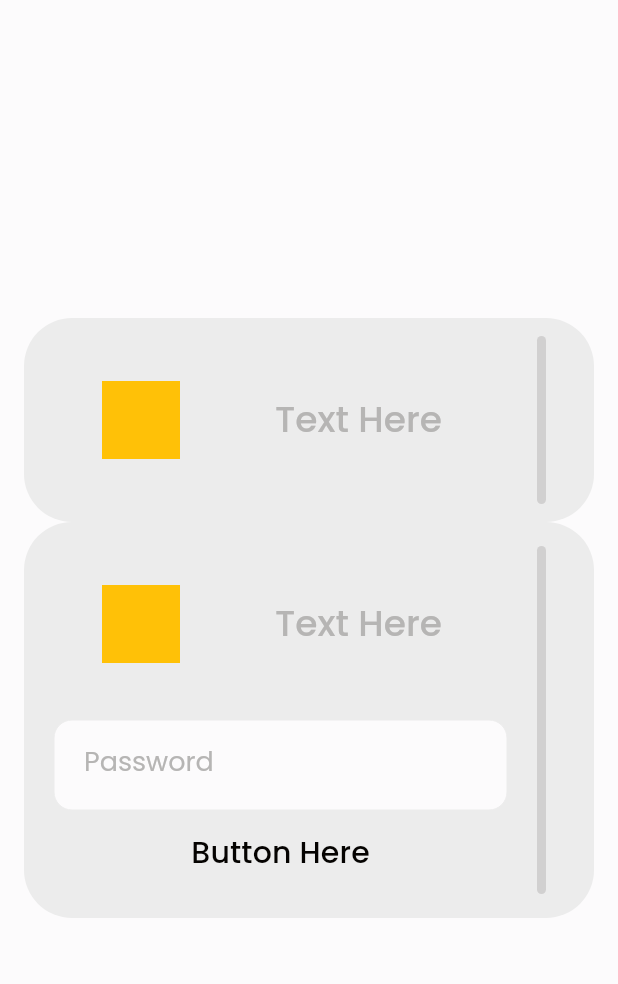
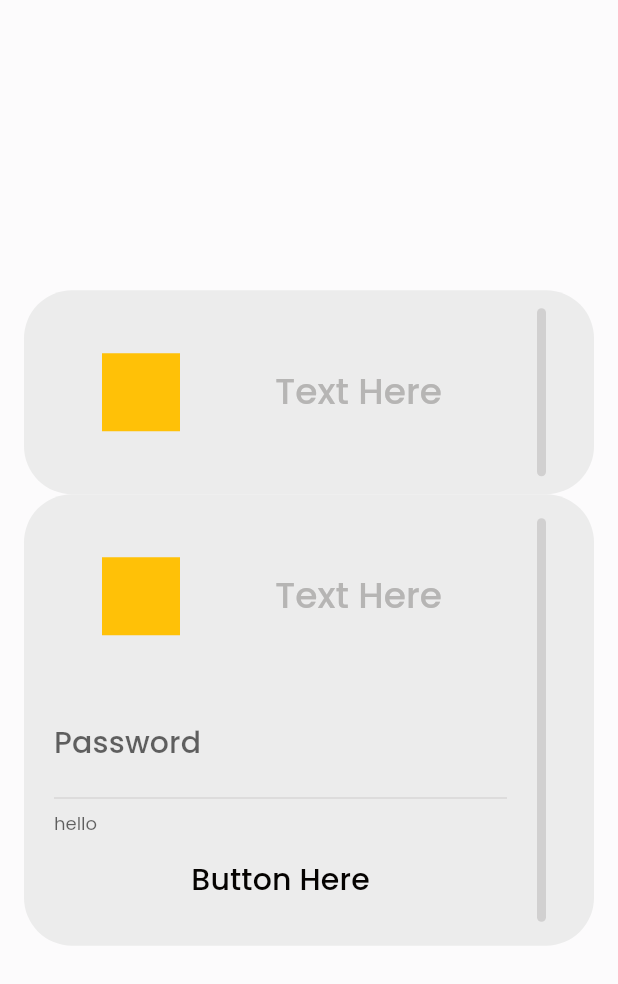
Before and after one commit to athiruj/communication_for_mobile_app_and_esp_module, a Flutter app: the screen it shows after launch, on a phone screen of 412 x 824 dp. Shown: the top 984 px of the screen. Run offline on Flutter 3.47's test engine with Material 2 defaults, Android fonts, the phone set to English and light mode, and no system bars.

Commit message:
InputDecorationTheme

```diff
--- a/lib/main.dart
+++ b/lib/main.dart
@@ -124,38 +124,7 @@ class MainApp extends StatelessWidget {
           // navigationBarTheme: navigationBarTheme,
           // navigationDrawerTheme: navigationDrawerTheme,
           // navigationRailTheme: navigationRailTheme,
-          outlinedButtonTheme: OutlinedButtonThemeData(
-              style: ButtonStyle(
-            // alignment: ,
-            // animationDuration: ,
-            // backgroundColor: ,
-            // elevation: ,
-            // enableFeedback: ,
-            // fixedSize: ,
-            // foregroundColor: ,
-            // iconColor: ,
-            // iconSize: ,
-            // maximumSize: ,
-            // minimumSize: ,
-            // mouseCursor: ,
-            // overlayColor: ,
-            padding: MaterialStateProperty.all(
-              const EdgeInsets.only(
-                left: 16,
-                right: 28,
-                top: 12,
-                bottom: 12,
-              ),
-            ),
-            // shadowColor: ,
-            // shape: ,
-            // side: ,
-            // splashFactory: ,
-            // surfaceTintColor: ,
-            // tapTargetSize: ,
-            // textStyle: ,
-            // visualDensity: ,
-          )),
+          // outlinedButtonTheme: outlinedButtonThemeData,
           // popupMenuTheme: popupMenuTheme,
           // progressIndicatorTheme: progressIndicatorTheme,
           // radioTheme: radioTheme,
@@ -175,7 +144,78 @@ class MainApp extends StatelessWidget {
           // applyElevationOverlayColor: applyElevationOverlayColor,
           // cupertinoOverrideTheme: cupertinoOverrideTheme,
           // extensions: extensions,
-          // inputDecorationTheme: inputDecorationTheme,
+          inputDecorationTheme: InputDecorationTheme(
+            // activeIndicatorBorder: ,
+            // alignLabelWithHint: ,
+            // border: ,
+            // constraints: ,
+            contentPadding: const EdgeInsets.symmetric(
+              horizontal: 20.0,
+              vertical: 16.0,
+            ),
+            // counterStyle: ,
+            disabledBorder: InputBorder.none,
+            enabledBorder: OutlineInputBorder(
+              borderRadius: BorderRadius.circular(12),
+              borderSide: const BorderSide(
+                color: Color(0xFF272727),
+                width: 0.0,
+              ),
+            ),
+            errorBorder: OutlineInputBorder(
+              borderRadius: BorderRadius.circular(12),
+              borderSide: const BorderSide(
+                color: Color(0xFFC51010),
+                width: 2.0,
+              ),
+            ),
+            // errorMaxLines: ,
+            errorStyle: const TextStyle(
+                fontSize: 14,
+                color: Color(0xFFC51010),
+                fontWeight: FontWeight.w400),
+
+            // floatingLabelAlignment: ,
+            // floatingLabelBehavior: ,
+            floatingLabelStyle: const TextStyle(
+                fontSize: 18,
+                color: Color(0xFFFCFBFC),
+                fontWeight: FontWeight.w500),
+            filled: true,
+            fillColor: const Color(0xFF050301),
+            // focusColor: ,
+            focusedBorder: OutlineInputBorder(
+              borderRadius: BorderRadius.circular(12),
+              borderSide: const BorderSide(
+                color: Color(0xFF9F9E9D),
+                width: 2.0,
+              ),
+            ),
+            focusedErrorBorder: OutlineInputBorder(
+              borderRadius: BorderRadius.circular(12),
+              borderSide: const BorderSide(
+                color: Color(0xFFC51010),
+                width: 2.0,
+              ),
+            ),
+            // helperMaxLines: ,
+            // helperStyle: ,
+            // hintStyle: ,
+            // hoverColor: ,
+            // iconColor: ,
+            // isCollapsed: ,
+            // isDense: ,
+            labelStyle: const TextStyle(
+              fontSize: 18,
+              color: Color(0xFF9F9E9D),
+              fontWeight: FontWeight.w400,
+            ),
+            // outlineBorder: ,
+            // prefixIconColor: ,
+            // prefixStyle: ,
+            // suffixIconColor: ,
+            // suffixStyle: ,
+          ),
           // materialTapTargetSize: materialTapTargetSize,
           // pageTransitionsTheme: pageTransitionsTheme,
           // platform: platform,
@@ -221,35 +261,43 @@ class MainApp extends StatelessWidget {
             titleMedium: TextStyle(
               fontSize: 24,
               color: Color(0xFFFCFBFC),
-                fontWeight: FontWeight.w500),
+              fontWeight: FontWeight.w500,
+            ),
             titleSmall: TextStyle(
               fontSize: 20,
               color: Color(0xFFFCFBFC),
-                fontWeight: FontWeight.w500),
+              fontWeight: FontWeight.w500,
+            ),
             bodyLarge: TextStyle(
               fontSize: 18,
               color: Color(0xFFFCFBFC),
-                fontWeight: FontWeight.w500),
+              fontWeight: FontWeight.w500,
+            ),
             bodyMedium: TextStyle(
               fontSize: 16,
               color: Color(0xFFFCFBFC),
-                fontWeight: FontWeight.w500),
+              fontWeight: FontWeight.w500,
+            ),
             bodySmall: TextStyle(
               fontSize: 14,
               color: Color(0xFFFCFBFC),
-                fontWeight: FontWeight.w500),
+              fontWeight: FontWeight.w500,
+            ),
             labelLarge: TextStyle(
               fontSize: 18,
               color: Color(0xFF9F9E9D),
-                fontWeight: FontWeight.w400),
+              fontWeight: FontWeight.w400,
+            ),
             labelMedium: TextStyle(
               fontSize: 16,
               color: Color(0xFF9F9E9D),
-                fontWeight: FontWeight.w400),
+              fontWeight: FontWeight.w400,
+            ),
             labelSmall: TextStyle(
               fontSize: 14,
               color: Color(0xFF9F9E9D),
-                fontWeight: FontWeight.w400),
+              fontWeight: FontWeight.w400,
+            ),
           ),
           // textTheme: TextTheme(),
           // typography: typography,
@@ -281,38 +329,7 @@ class MainApp extends StatelessWidget {
           // navigationBarTheme: navigationBarTheme,
           // navigationDrawerTheme: navigationDrawerTheme,
           // navigationRailTheme: navigationRailTheme,
-          // outlinedButtonTheme: OutlinedButtonThemeData(
-          //     style: ButtonStyle(
-          //   // alignment: ,
-          //   // animationDuration: ,
-          //   // backgroundColor: ,
-          //   // elevation: ,
-          //   // enableFeedback: ,
-          //   // fixedSize: ,
-          //   // foregroundColor: ,
-          //   // iconColor: ,
-          //   iconSize: const MaterialStatePropertyAll(56.0),
-          //   // maximumSize: ,
-          //   minimumSize: const MaterialStatePropertyAll(Size(324.0, 80.0)),
-          //   // mouseCursor: ,
-          //   // overlayColor: ,
-          //   padding: const MaterialStatePropertyAll(EdgeInsets.zero),
-          //   // shadowColor: ,
-          //   shape: MaterialStatePropertyAll(
-          //     RoundedRectangleBorder(
-          //       borderRadius: BorderRadius.circular(20),
-          //     ),
-          //   ),
-          //   side: const MaterialStatePropertyAll(BorderSide(
-          //     width: 4,
-          //     color: Color(0xFF272727),
-          //   )),
-          //   // splashFactory: ,
-          //   // surfaceTintColor: ,
-          //   // tapTargetSize: ,
-          //   // textStyle: ,
-          //   // visualDensity: ,
-          // )),
+          // outlinedButtonTheme: outlinedButtonTheme,
           // popupMenuTheme: popupMenuTheme,
           // progressIndicatorTheme: progressIndicatorTheme,
           // radioTheme: radioTheme,
@@ -331,98 +348,6 @@ class MainApp extends StatelessWidget {
         home: const LayoutBase());
   }
 }
-
-// class MyHomepage extends StatefulWidget {
-//   const MyHomepage({super.key,});
-
-//   @override
-//   State<MyHomepage> createState() => _MyHomepageState();
-// }
-
-// class _MyHomepageState extends State<MyHomepage> {
-//   @override
-//   Widget build(BuildContext context) {
-//     return Scaffold(
-//       body: Center(
-//         child: Expanded(
-//           child: Column(
-//             crossAxisAlignment: CrossAxisAlignment.center,
-//             mainAxisAlignment: MainAxisAlignment.center,
-//             children: [
-//               Container(
-//                 height: 50,
-//                 width: 50,
-//                 color: Theme.of(context).primaryColor,
-//               ),
-//               Container(
-//                 height: 50,
-//                 width: 50,
-//                 color: Theme.of(context).colorScheme.onPrimary,
-//               ),
-//               Container(
-//                 height: 50,
-//                 width: 50,
-//                 color: Theme.of(context).colorScheme.secondary,
-//               ),
-//               Container(
-//                 height: 50,
-//                 width: 50,
-//                 color: Theme.of(context).colorScheme.tertiary,
-//               ),
-//               Container(
-//                 height: 50,
-//                 width: 50,
-//                 color: Theme.of(context).colorScheme.surface,
-//               ),
-//               Container(
-//                 height: 50,
-//                 width: 50,
-//                 color: Theme.of(context).colorScheme.surfaceTint,
-//               ),
-//               Container(
-//                 height: 50,
-//                 width: 50,
-//                 color: Theme.of(context).colorScheme.onSurface,
-//               ),
-//               Text(
-//                 "Title Medium",
-//                 style: Theme.of(context).primaryTextTheme.titleMedium,
-//               ),
-//               Text(
-//                 "Title Small",
-//                 style: Theme.of(context).primaryTextTheme.titleSmall,
-//               ),
-//               Text(
-//                 "Body Large",
-//                 style: Theme.of(context).primaryTextTheme.bodyLarge,
-//               ),
-//               Text(
-//                 "Body Medium",
-//                 style: Theme.of(context).primaryTextTheme.bodyMedium,
-//               ),
-//               Text(
-//                 "Body Small",
-//                 style: Theme.of(context).primaryTextTheme.bodySmall,
-//               ),
-//               Text(
-//                 "Label Large",
-//                 style: Theme.of(context).primaryTextTheme.labelLarge,
-//               ),
-//               Text(
-//                 "Label Medium",
-//                 style: Theme.of(context).primaryTextTheme.labelMedium,
-//               ),
-//               Text(
-//                 "Label Small",
-//                 style: Theme.of(context).primaryTextTheme.labelSmall,
-//               ),
-//             ],
-//           ),
-//         ),
-//       ),
-//     );
-//   }
-// }
 
 class LayoutBase extends StatelessWidget {
   const LayoutBase({
@@ -485,7 +410,7 @@ class NormalBoxWithTextfield extends StatelessWidget {
       ),
       decoration: BoxDecoration(
         borderRadius: BorderRadius.circular(32),
-        color: Theme.of(context).colorScheme.surface,
+        color: colorScheme.surface,
       ),
       child: IntrinsicHeight(
         child: Row(
@@ -517,13 +442,8 @@ class NormalBoxWithTextfield extends StatelessWidget {
                               alignment: Alignment.center,
                               child: Text(
                                 text,
-                                style: Theme.of(context)
-                                    .primaryTextTheme
-                                    .titleMedium
-                                    ?.copyWith(
-                                      color: Theme.of(context)
-                                          .colorScheme
-                                          .onSurface,
+                                style: textTheme.titleMedium?.copyWith(
+                                  color: colorScheme.onSurface,
                                 ),
                               ),
                             ),
@@ -537,52 +457,9 @@ class NormalBoxWithTextfield extends StatelessWidget {
                     TextField(
                       // controller: textEditingController,
                       obscureText: true,
-                      decoration: InputDecoration(
-                        disabledBorder: InputBorder.none,
-                        contentPadding: const EdgeInsets.symmetric(
-                          horizontal: 20.0,
-                          vertical: 16.0,
-                        ),
-                        filled: true,
-                        fillColor: colorScheme.onPrimary,
-                        focusedBorder: OutlineInputBorder(
-                          borderRadius: BorderRadius.circular(12),
-                          borderSide: BorderSide(
-                            color: colorScheme.onSurface,
-                            width: 2.0,
-                          ),
-                        ),
-                        errorBorder: OutlineInputBorder(
-                          borderRadius: BorderRadius.circular(12),
-                          borderSide: BorderSide(
-                            color: colorScheme.error,
-                            width: 2.0,
-                          ),
-                        ),
-                        focusedErrorBorder: OutlineInputBorder(
-                          borderRadius: BorderRadius.circular(12),
-                          borderSide: BorderSide(
-                            color: colorScheme.error,
-                            width: 2.0,
-                          ),
-                        ),
-                        enabledBorder: OutlineInputBorder(
-                          borderRadius: BorderRadius.circular(12),
-                          borderSide: BorderSide(
-                            color: colorScheme.surface,
-                            width: 0.0,
-                          ),
-                        ),
-                        // errorText: "error",
-                        errorStyle: textTheme.labelSmall?.copyWith(
-                          color: colorScheme.error,
-                        ),
-                        // constraints: const BoxConstraints(
-                        //   minHeight: 89.0,
-                        // ),
+                      decoration: const InputDecoration(
+                        helperText: "hello",
                         labelText: "Password",
-                        labelStyle: textTheme.labelLarge,
-                        floatingLabelStyle: textTheme.bodyLarge,
                       ),
                       style: textTheme.titleSmall?.copyWith(
                         fontWeight: FontWeight.w500,
```
Lines whose indentation alone changed are shown as unchanged.
